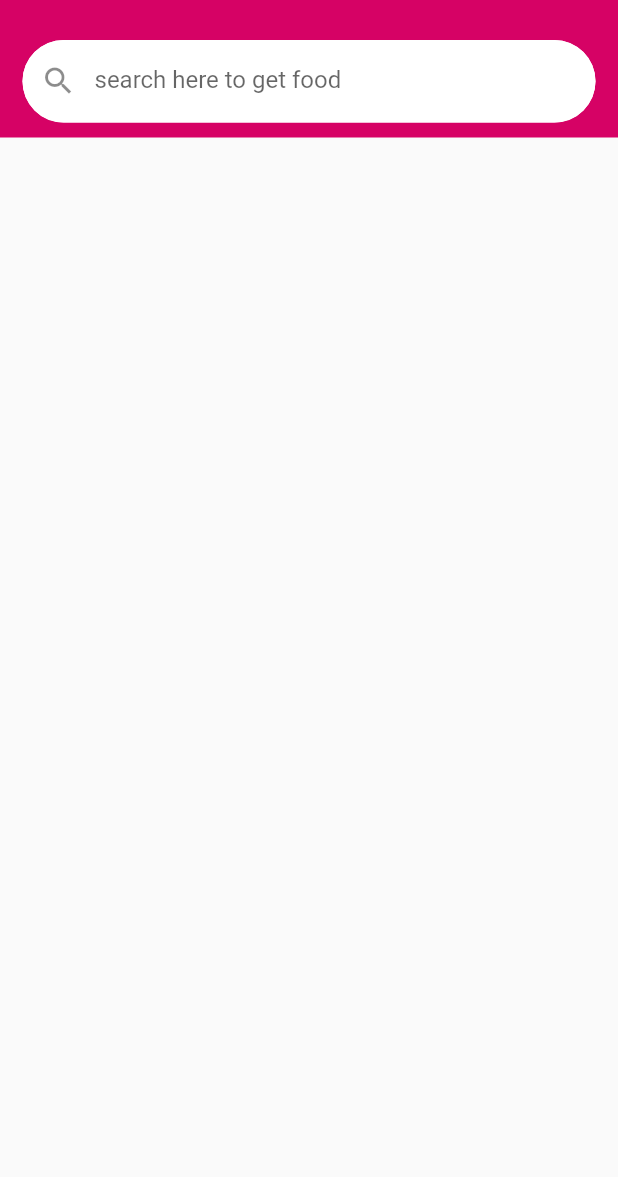
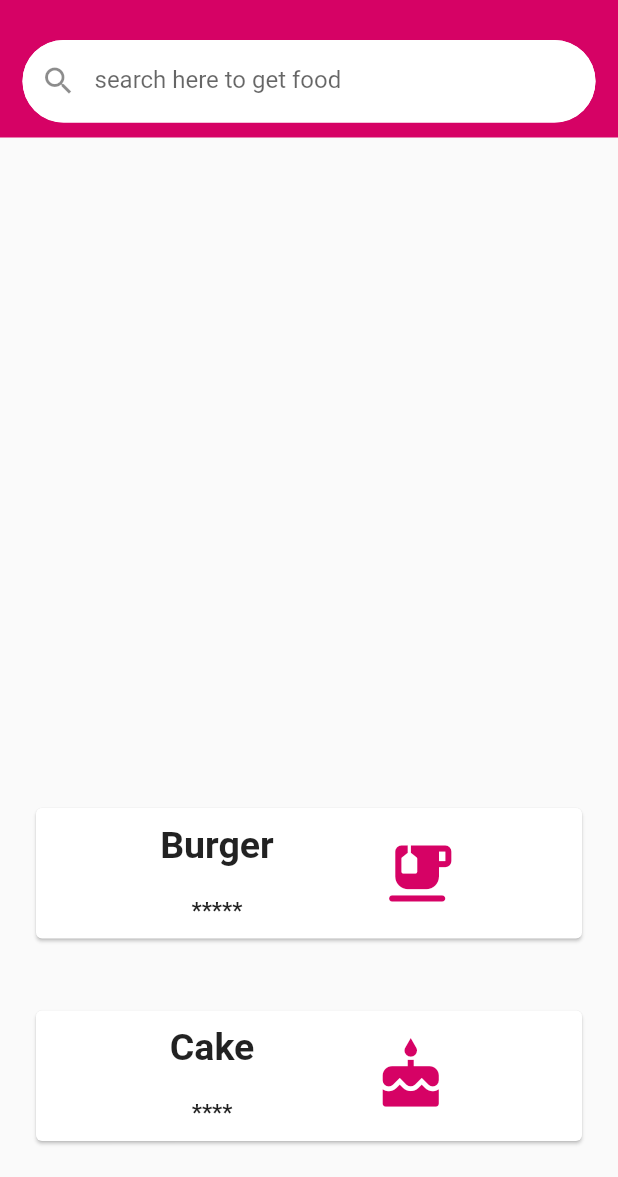
Before and after one commit to saklain71/foodpanda-ui, a Flutter app: the screen it shows after launch, on a phone screen of 412 x 824 dp, the part 59-1236 px from its top. Run offline on Flutter 3.47's test engine with Material 2 defaults, Android fonts, the phone set to English and light mode, and no system bars; network calls fail.

Commit message:
button done

```diff
--- a/lib/Screens/MyHomePage.dart
+++ b/lib/Screens/MyHomePage.dart
@@ -3,6 +3,8 @@ import 'package:flutter/rendering.dart';
 import 'package:foodpanda/Constants/MyColors.dart';
 import 'package:foodpanda/Data/ApiRepository.dart';
 import 'package:foodpanda/Widgets/MyDrawer.dart';
+
+import 'FastFood.dart';
 
 class MyHomePage extends StatefulWidget {
   const MyHomePage({Key? key}) : super(key: key);
@@ -20,6 +22,8 @@ class _MyHomePageState extends State<MyHomePage> {
      //print("products $products");
      print(products.length);
      print(products[0].id);
+     setState(() {
+     });
 
    }
 
@@ -111,6 +115,7 @@ class _MyHomePageState extends State<MyHomePage> {
               ),
               Expanded(
                 child: products != null ? ListView.builder(
+                    shrinkWrap: false,
                     itemCount: products.length,
                     itemBuilder: (BuildContext context, int index) {
                       return Card(
@@ -156,7 +161,7 @@ class _MyHomePageState extends State<MyHomePage> {
                                   mainAxisAlignment: MainAxisAlignment.center,
                                   children: [
                                     Text(
-                                '${products[index].price}',
+                                      'price :${products[index].price}',
                                       style: TextStyle(
                                         fontSize: 25,
                                         color: Colors.red,
@@ -175,7 +180,7 @@ class _MyHomePageState extends State<MyHomePage> {
                                         child: Row(
                                           children: const [
                                             Icon(Icons.touch_app),
-                                      Text('Visit')
+                                            Text('Buy')
                                           ],
                                         ),
                                       ),
@@ -189,6 +194,119 @@ class _MyHomePageState extends State<MyHomePage> {
                       );
                     }) : Container(),
               ),
+              Expanded(
+                child: products != null ? ListView.builder(
+                    shrinkWrap: false,
+                    scrollDirection: Axis.horizontal,
+                    itemCount: products.length,
+                    itemBuilder: (BuildContext context, int index) {
+                      return Card(
+                        elevation: 50,
+                        shadowColor: Colors.black,
+                        color: Colors.white,
+                        child: SizedBox(
+                          width: 300,
+                          height: 75,
+                          child: Padding(
+                            padding: const EdgeInsets.all(20.0),
+                            child: Column(
+                              children: [
+                                CircleAvatar(
+                                  backgroundColor: Colors.pink,
+                                  radius: 108,
+                                  child: CircleAvatar(
+                                    backgroundImage: NetworkImage('${products[index].image}'), //NetworkImage
+                                    radius: 100,
+                                  ),
+                                ),
+                                Text('${products[index].price}',
+                                  style: TextStyle(
+                                      fontSize: 25,
+                                      color: Colors.pink
+                                  ),)
+                              ],
+                            ), //Column
+                          ), //Padding
+                        ), //SizedBox
+                      );
+                    }) : Container(),
+              ),
+              InkWell(
+                onTap: (){
+                  Navigator.push(context, MaterialPageRoute(builder: (context)=>
+                  const FastFood()
+                  ));
+                },
+                child: Padding(
+                  padding: const EdgeInsets.all(20.0),
+                  child: Card(
+                    child: Padding(
+                      padding: const EdgeInsets.all(10.0),
+                      child: Row(
+                        mainAxisAlignment: MainAxisAlignment.spaceEvenly,
+                        children: [
+                          Column(
+                            children: [
+                              Text("Burger",
+                                style: TextStyle(
+                                    fontSize: 25,
+                                    fontWeight: FontWeight.bold
+                                ),),
+                              SizedBox(height: 20,),
+                              Text("*****",
+                                style: TextStyle(
+                                    fontSize: 15,
+                                    fontWeight: FontWeight.bold
+                                ),)
+                            ],
+                          ),
+                          Icon(Icons.emoji_food_beverage_rounded,
+                            size: 50,
+                            color: MyColors.secondaryTextColor,)
+                        ],
+                      ),
+                    ),
+                  ),
+                ),
+              ),
+              InkWell(
+                onTap: (){
+                  Navigator.push(context, MaterialPageRoute(builder: (context)=>
+                  const FastFood()
+                  ));
+                },
+                child: Padding(
+                  padding: const EdgeInsets.all(20.0),
+                  child: Card(
+                    child: Padding(
+                      padding: const EdgeInsets.all(10.0),
+                      child: Row(
+                        mainAxisAlignment: MainAxisAlignment.spaceEvenly,
+                        children: [
+                          Column(
+                            children: [
+                              Text("Cake",
+                                style: TextStyle(
+                                    fontSize: 25,
+                                    fontWeight: FontWeight.bold
+                                ),),
+                              SizedBox(height: 20,),
+                              Text("****",
+                                style: TextStyle(
+                                    fontSize: 15,
+                                    fontWeight: FontWeight.bold
+                                ),)
+                            ],
+                          ),
+                          Icon(Icons.cake,
+                            size: 50,
+                            color: MyColors.secondaryTextColor,)
+                        ],
+                      ),
+                    ),
+                  ),
+                ),
+              )
             ]
         ),
       ),
```
Also changed, not shown: lib/Screens/FastFood.dart (added, +15 -0 lines). Lines whose indentation alone changed are shown as unchanged.
